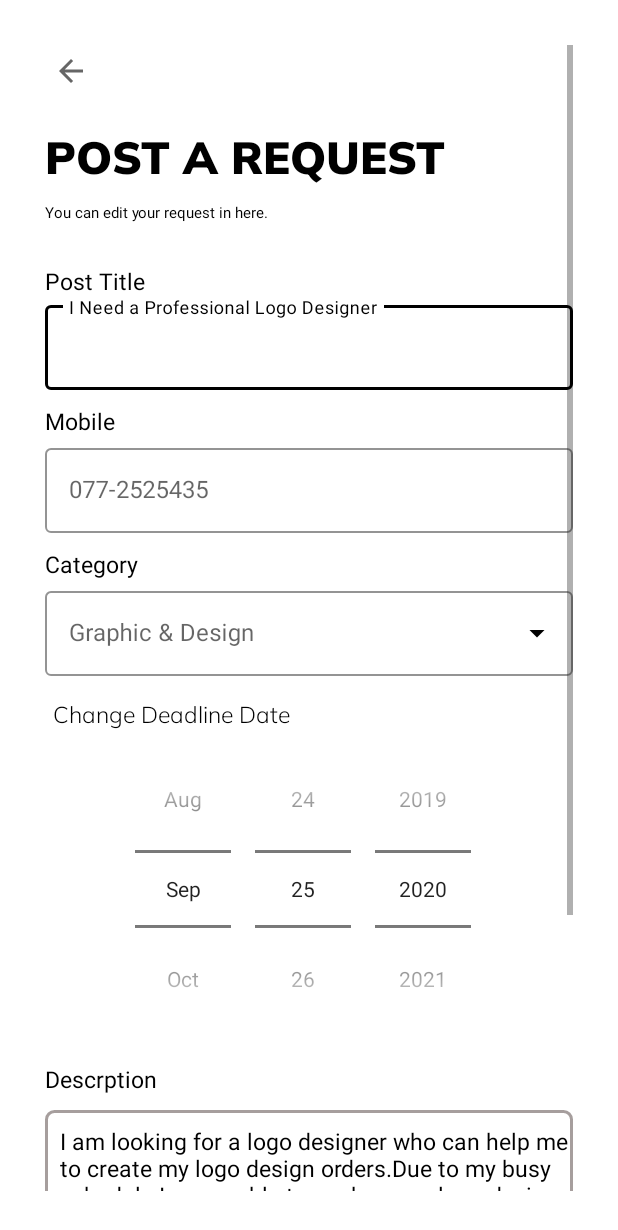
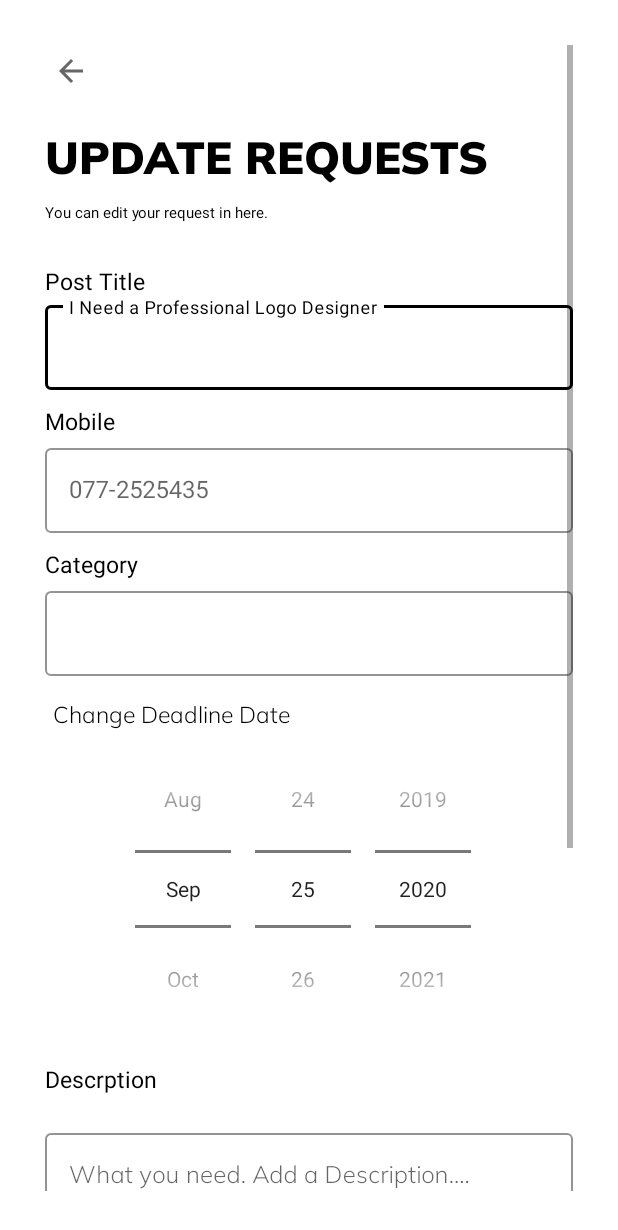
Before and after one commit to Ashaxn/Online_freelancing_app, an Android app: the PostRequestUpdatePage screen opened directly, with no data from a screen before it, on a phone screen of 412 x 824 dp. Shown: the top 1230 px of the screen. Run offline under Robolectric (Android 15) with nearby library versions, the phone set to English and light mode, and no system bars; Roboto replaces fonts that are not available here; 7 statements that could not run were skipped.

Commit message:
IT19063560 | 1. Modified Add              2. All CRUD Operations

```diff
--- a/app/src/main/java/com/example/onlinefreelaceapp/Common/PostRequestUpdatePage.java
+++ b/app/src/main/java/com/example/onlinefreelaceapp/Common/PostRequestUpdatePage.java
@@ -1,18 +1,74 @@
 package com.example.onlinefreelaceapp.Common;
+
+import android.content.Context;
+import android.content.Intent;
+import android.os.Bundle;
+import android.view.View;
+import android.view.WindowManager;
+import android.widget.Button;
+import android.widget.DatePicker;
+import android.widget.EditText;
 
 import androidx.appcompat.app.AppCompatActivity;
 
-import android.os.Bundle;
-import android.view.WindowManager;
-
+import com.example.onlinefreelaceapp.DataBase.DBHelper;
 import com.example.onlinefreelaceapp.R;
 
 public class PostRequestUpdatePage extends AppCompatActivity {
+
+    private EditText postTitle, postMobile, postDescription, postBudget, postCategory;
+    private DatePicker postDatePicker;
+    private Button updatePostBtn,updatePostCancelBtn;
+    private DBHelper dbHelper;
+    private Context context;
 
     @Override
     protected void onCreate(Bundle savedInstanceState) {
         super.onCreate(savedInstanceState);
         getWindow().setFlags(WindowManager.LayoutParams.FLAG_FULLSCREEN,WindowManager.LayoutParams.FLAG_FULLSCREEN);
         setContentView(R.layout.activity_post_request_update_page);
+
+        context = this;
+        dbHelper = new DBHelper(context);
+
+        postTitle = findViewById(R.id.update_postTitle);
+        postMobile = findViewById(R.id.update_postMobile);
+        postCategory = findViewById(R.id.update_postCategory);
+        postDatePicker = (DatePicker) findViewById(R.id.update_postDatePicker);
+        postDescription = findViewById(R.id.update_postDescription);
+        postBudget = findViewById(R.id.update_postBudget);
+
+        updatePostBtn = (Button) findViewById(R.id.update_postBtn);
+        updatePostCancelBtn = (Button) findViewById(R.id.update_postCancelBtn);
+
+        final String id = getIntent().getStringExtra("id");
+        final PostRequestModel postrequestmodel = dbHelper.getSinglePost(Integer.parseInt(id));
+
+        postTitle.setText(postrequestmodel.getPosttitle());
+        postMobile.setText(postrequestmodel.getPostmobile());
+        postCategory.setText(postrequestmodel.getPostcategory());
+        postDatePicker.updateDate(postrequestmodel.getPostyear(),postrequestmodel.getPostmonth(),postrequestmodel.getPostday());
+        postDescription.setText(postrequestmodel.getPostdesc());
+        postBudget.setText(postrequestmodel.getPostbudget());
+
+        updatePostBtn.setOnClickListener(new View.OnClickListener() {
+            @Override
+            public void onClick(View view) {
+                String postTitleText = postTitle.getText().toString();
+                String postMobileText = postMobile.getText().toString();
+                String postCategoryText = postCategory.getText().toString();
+                int postyearText = postDatePicker.getYear();
+                int postmonthText = postDatePicker.getMonth();
+                int postdayText = postDatePicker.getDayOfMonth();
+                String postDescriptionText = postDescription.getText().toString();
+                String postBudgetText = postBudget.getText().toString();
+
+                PostRequestModel postRequestModel = new PostRequestModel(Integer.parseInt(id),postTitleText,postMobileText,postCategoryText,postyearText,postmonthText,postdayText,postDescriptionText,postBudgetText);
+                dbHelper.updateSinglePost(postRequestModel);
+                startActivity(new Intent(context,PostARequestHome.class));
+            }
+        });
+
+
     }
 }
--- a/app/src/main/res/layout/activity_post_request_update_page.xml
+++ b/app/src/main/res/layout/activity_post_request_update_page.xml
@@ -15,7 +15,7 @@
         android:orientation="vertical">
 
         <ImageView
-            android:id="@+id/post_request_back_button"
+            android:id="@+id/post_request_update_back_button"
             android:layout_width="wrap_content"
             android:layout_height="wrap_content"
             android:padding="5dp"
@@ -26,7 +26,7 @@
             android:layout_height="wrap_content"
             android:layout_marginTop="20dp"
             android:fontFamily="@font/muli_black"
-            android:text="@string/_post_request_header_name"
+            android:text="UPDATE REQUESTS"
             android:textAllCaps="true"
             android:textColor="@color/colorAccent"
             android:textSize="30sp" />
@@ -66,6 +66,7 @@
                 app:hintTextColor="@color/colorAccent">
 
                 <com.google.android.material.textfield.TextInputEditText
+                    android:id="@+id/update_postTitle"
                     android:layout_width="match_parent"
                     android:layout_height="match_parent"
                     android:fontFamily="sans-serif"
@@ -96,6 +97,7 @@
                 app:boxStrokeWidthFocused="2dp">
 
                 <com.google.android.material.textfield.TextInputEditText
+                    android:id="@+id/update_postMobile"
                     android:layout_width="match_parent"
                     android:layout_height="match_parent"
                     android:fontFamily="sans-serif"
@@ -114,26 +116,25 @@
 
 
             <com.google.android.material.textfield.TextInputLayout
-
-                android:id="@+id/post_request_categories"
                 android:layout_width="match_parent"
                 android:layout_height="wrap_content"
-                style="@style/Widget.MaterialComponents.TextInputLayout.OutlinedBox.ExposedDropdownMenu"
-                android:hint="Graphic &amp; Design"
+                style="@style/Widget.MaterialComponents.TextInputLayout.OutlinedBox"
                 android:layout_marginTop="2dp"
                 app:hintTextColor="@color/colorAccent"
                 app:boxStrokeColor="@color/colorAccent"
-                app:boxStrokeWidthFocused="2dp"
-                app:startIconTint="@color/colorAccent"
-                app:endIconMode="dropdown_menu"
-                app:endIconTint="@color/colorAccent">
+                app:boxStrokeWidthFocused="2dp">
 
-                <AutoCompleteTextView
-                    android:id="@+id/dropdown_menu_autocomplete"
+                <com.google.android.material.textfield.TextInputEditText
+                    android:id="@+id/update_postCategory"
                     android:layout_width="match_parent"
-                    android:layout_height="match_parent"/>
+                    android:layout_height="match_parent"
+                    android:fontFamily="sans-serif"
+                    android:textColor="@color/colorAccent"
+                    android:inputType="text"/>
 
             </com.google.android.material.textfield.TextInputLayout>
+
+
 
 
             <TextView
@@ -148,6 +149,7 @@
 
 
             <DatePicker
+                android:id="@+id/update_postDatePicker"
                 android:layout_width="match_parent"
                 android:layout_height="wrap_content"
                 android:datePickerMode="spinner"
@@ -163,15 +165,31 @@
                 android:textColor="@color/colorAccent"
                 android:textSize="15dp" />
 
-            <TextView
+            <com.google.android.material.textfield.TextInputLayout
+                style="@style/Widget.MaterialComponents.TextInputLayout.OutlinedBox"
                 android:layout_width="match_parent"
-                android:layout_height="104dp"
-                android:layout_marginTop="10dp"
-                android:background="@drawable/custom_borders"
-                android:fontFamily="sans-serif"
-                android:text="@string/buyer_request_desc"
-                android:textColor="@color/colorAccent"
-                android:textSize="15dp" />
+                android:layout_height="wrap_content"
+                android:hint="@string/post_req_desc"
+                app:boxStrokeColor="@color/colorAccent"
+                android:layout_marginTop="20dp"
+                app:boxStrokeWidthFocused="2dp"
+                app:endIconMode="clear_text"
+                app:counterEnabled="true"
+                app:counterMaxLength="300"
+                app:endIconTint="@color/colorAccent"
+                app:hintTextColor="@color/colorAccent"
+                app:startIconTint="@color/colorAccent">
+
+                <com.google.android.material.textfield.TextInputEditText
+                    android:id="@+id/update_postDescription"
+                    android:layout_width="match_parent"
+                    android:layout_height="159dp"
+                    android:fontFamily="@font/muli_light"
+                    android:gravity="top"
+                    android:inputType="text"
+                    android:textColor="@color/colorAccent" />
+
+            </com.google.android.material.textfield.TextInputLayout>
 
             <TextView
                 android:layout_width="wrap_content"
@@ -193,6 +211,7 @@
                 app:boxStrokeWidthFocused="2dp">
 
                 <com.google.android.material.textfield.TextInputEditText
+                    android:id="@+id/update_postBudget"
                     android:layout_width="match_parent"
                     android:layout_height="match_parent"
                     android:fontFamily="sans-serif"
@@ -205,6 +224,7 @@
 
 
             <Button
+                android:id="@+id/update_postBtn"
                 android:layout_width="match_parent"
                 android:layout_height="wrap_content"
                 android:layout_marginTop="30dp"
@@ -212,6 +232,7 @@
                 android:text="Update"/>
 
             <Button
+                android:id="@+id/update_postCancelBtn"
                 android:layout_width="wrap_content"
                 android:layout_height="wrap_content"
                 android:layout_gravity="center"
--- a/app/src/main/res/layout/postrequest_card.xml
+++ b/app/src/main/res/layout/postrequest_card.xml
@@ -23,7 +23,7 @@
         app:layout_constraintTop_toTopOf="parent" />
 
     <TextView
-        android:id="@+id/description"
+        android:id="@+id/budget"
         android:layout_width="wrap_content"
         android:layout_height="wrap_content"
         android:layout_marginStart="24dp"
```
Also changed, not shown: app/src/main/java/com/example/onlinefreelaceapp/Common/PostARequestHome.java (+56 -4 lines), app/src/main/java/com/example/onlinefreelaceapp/Common/PostRequestAdapter.java (added, +49 -0 lines), app/src/main/java/com/example/onlinefreelaceapp/Common/PostRequestModel.java (added, +107 -0 lines), app/src/main/java/com/example/onlinefreelaceapp/Common/PostRequestPageTwo.java (+12 -23 lines), app/src/main/java/com/example/onlinefreelaceapp/DataBase/DBHelper.java (+150 -28 lines).
